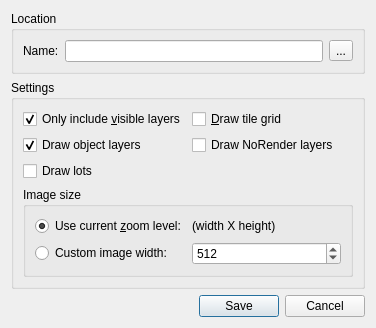
This is src/tiled/saveasimagedialog.ui in timbaker/tiled as Qt 5 draws it before an edit. The edited form follows.
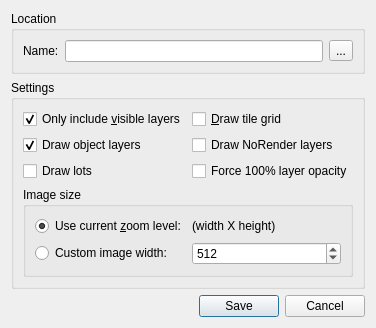
This is the edited form.

Commit message:
Layer opacity slider affects only a single layer, not an entire level.
In the original Tiled, the opacity slider affected a single layer.
When isometric rendering was changed from layer-by-layer to cell-by-cell,
the opacity slider was changed to affect an entire level. Now the original
behavior is restored.  This required MapComposite storing the opacity for
each tile layer separately from the underlying Map.

SaveAsImageDialog got a new option "Force 100% layer opacity".

The edit to the form file:
```diff
--- a/src/tiled/saveasimagedialog.ui
+++ b/src/tiled/saveasimagedialog.ui
@@ -160,6 +160,13 @@
         </property>
        </widget>
       </item>
+      <item row="2" column="1">
+       <widget class="QCheckBox" name="forceOpacity">
+        <property name="text">
+         <string>Force 100% layer opacity</string>
+        </property>
+       </widget>
+      </item>
      </layout>
     </widget>
    </item>
```
Left out of the diff: 2 changed lines with no effect on the pictures. The commit also changes 10 other files.
